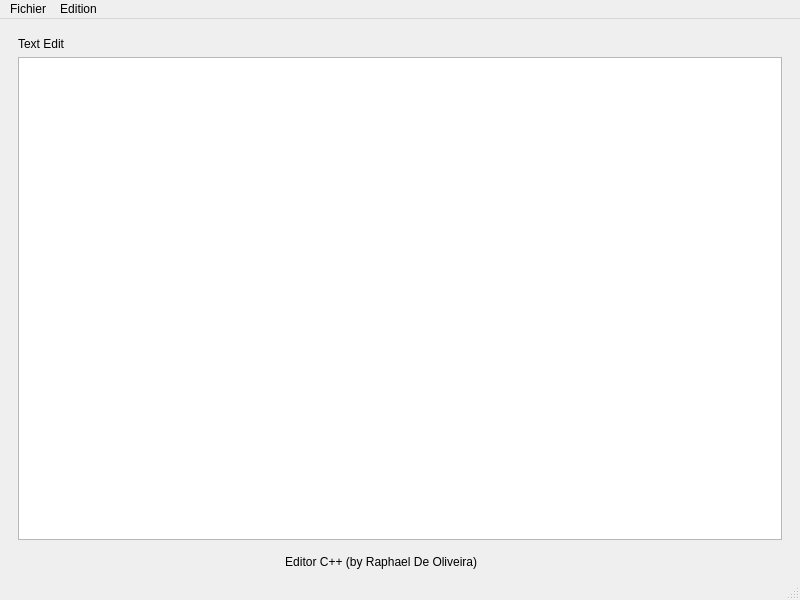
This is mainwindow.ui in raph5640/Qt-Editor-Cpp as Qt 5 draws it before an edit. The edited form follows.
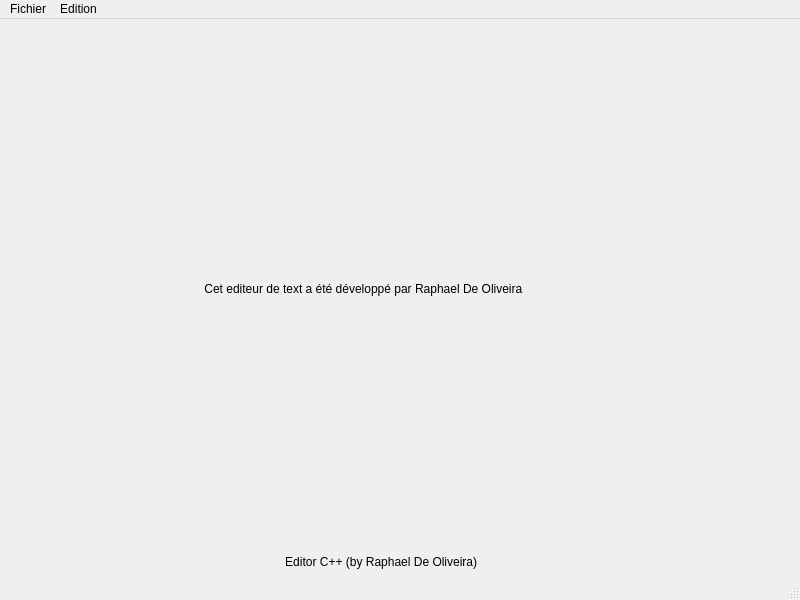
This is the edited form. The open tabs and pages were chosen to show the change.

Commit message: Amelioration des connect

What changed in the file:
```diff
--- a/mainwindow.ui
+++ b/mainwindow.ui
@@ -36,13 +36,10 @@
         <item>
          <widget class="QLabel" name="label_2">
           <property name="text">
-           <string>Text Edit</string>
+           <string>                                                        Cet editeur de text a été développé par Raphael De Oliveira</string>
           </property>
          </widget>
         </item>
-        <item>
-         <widget class="QTextEdit" name="textEditEcriture"/>
-        </item>
        </layout>
       </widget>
      </widget>
```
Left out of the diff: 19 changed lines with no effect on the pictures. The commit also changes 2 other files.
